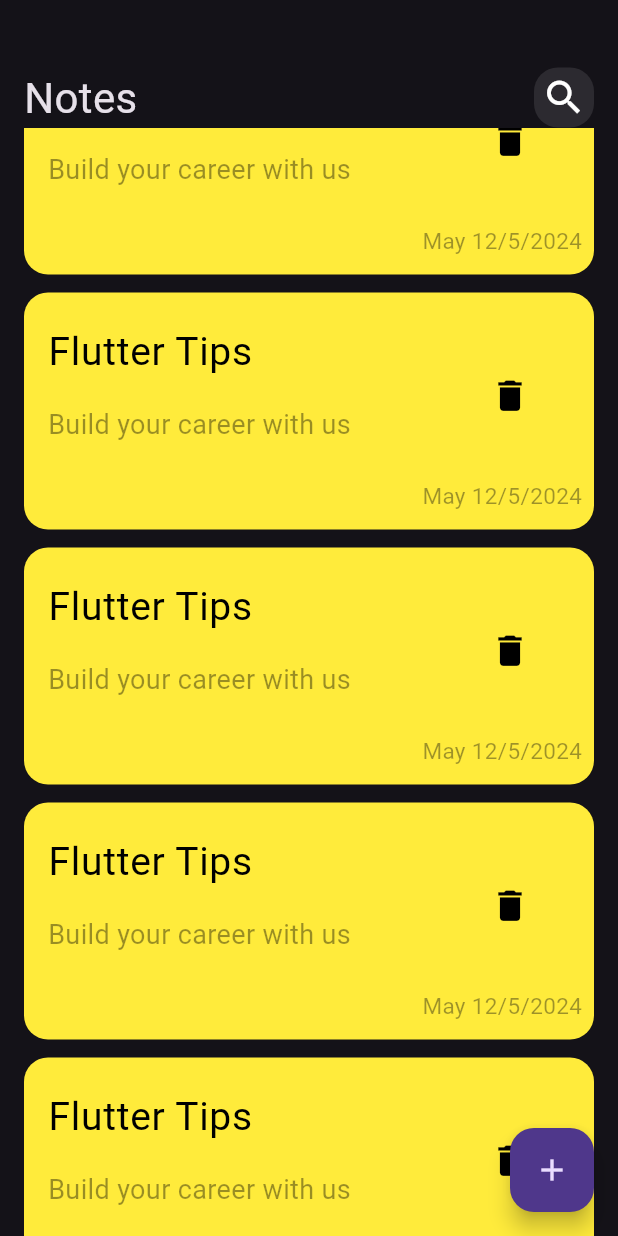
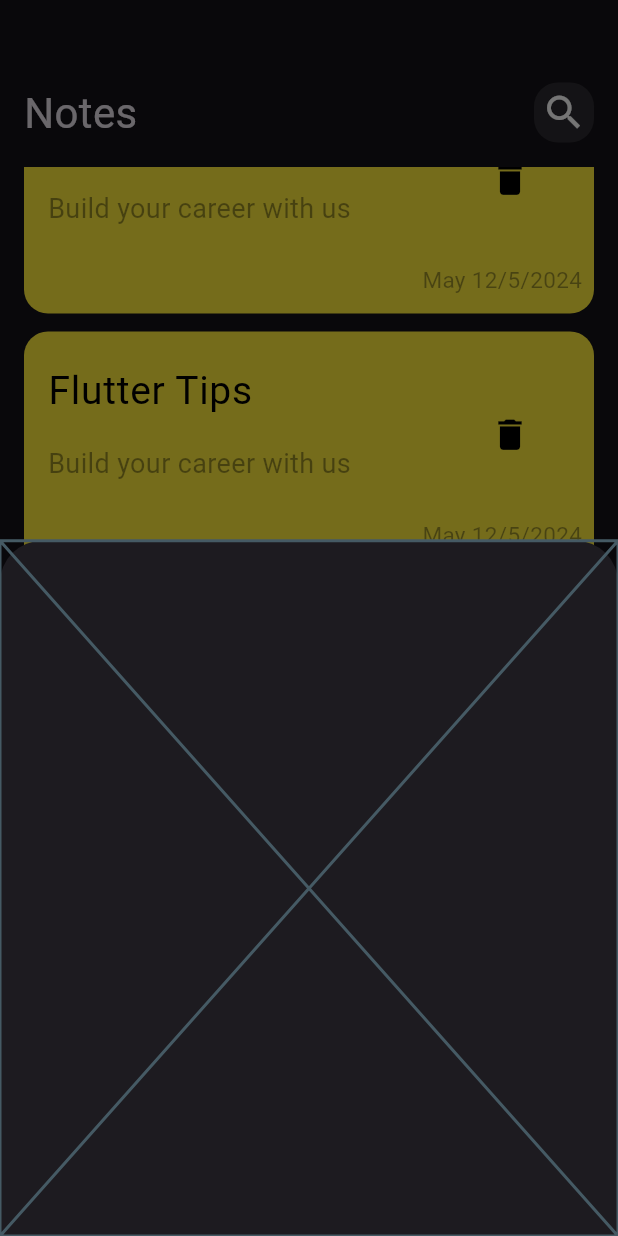
Before and after one commit to Hagar2003/Notes_App, a Flutter app: the screen it shows after launch, scrolled down 576 dp, after a tap on the "add" icon, on a phone screen of 412 x 824 dp. Run offline on Flutter 3.47's test engine with Material 3 defaults, Android fonts, the phone set to English and light mode, and no system bars.

```diff
--- a/lib/views/notes_view.dart
+++ b/lib/views/notes_view.dart
@@ -1,4 +1,5 @@
 import 'package:flutter/material.dart';
+import 'package:notes_app/widgets/add_node_bottom_sheet.dart';
 import 'package:notes_app/widgets/notes_view_body.dart';
 
 class NotesView extends StatelessWidget {
@@ -6,9 +7,18 @@ class NotesView extends StatelessWidget {
 
   @override
   Widget build(BuildContext context) {
-    return   Scaffold(
-floatingActionButton: FloatingActionButton(onPressed: (){},child:const Icon(Icons.add),),
-    body: const NotesViewBody(),);
-
+    return Scaffold(
+      floatingActionButton: FloatingActionButton(
+        onPressed: () {
+          showModalBottomSheet(
+              context: context,
+              builder: (context) {
+                return const AddNode();
+              });
+        },
+        child: const Icon(Icons.add),
+      ),
+      body: const NotesViewBody(),
+    );
   }
 }
--- /dev/null
+++ b/lib/widgets/add_node_bottom_sheet.dart
@@ -0,0 +1,10 @@
+import 'package:flutter/material.dart';
+
+class AddNode extends StatelessWidget {
+  const AddNode({super.key});
+
+  @override
+  Widget build(BuildContext context) {
+    return const Placeholder();
+  }
+}
--- a/lib/widgets/notes_list_view.dart
+++ b/lib/widgets/notes_list_view.dart
@@ -7,12 +7,16 @@ class NotesListView extends StatelessWidget {
   @override
   Widget build(BuildContext context) {
     return Expanded(
-      child: ListView.builder(itemBuilder: (context,index){
-        return const Padding(
-          padding: EdgeInsets.symmetric(vertical :6.0),
-          child: NoteItem(),
-        );
-      }),
+      child: Padding(
+        padding: const EdgeInsets.symmetric(vertical: 16.0),
+        child: ListView.builder(padding: EdgeInsets.zero,
+          itemBuilder: (context,index){
+          return const Padding(
+            padding: EdgeInsets.symmetric(vertical :6.0),
+            child: NoteItem(),
+          );
+        }),
+      ),
     );
     }
   }
--- a/lib/widgets/notes_view_body.dart
+++ b/lib/widgets/notes_view_body.dart
@@ -13,7 +13,7 @@ class NotesViewBody extends StatelessWidget {
       body:
           Padding(
             padding: const EdgeInsets.only(left:16.0,right: 16),
-            child: Column(children: [const SizedBox(height: 45,),
+            child: Column(children: [const SizedBox(height: 55,),
 
                 Row(mainAxisAlignment: MainAxisAlignment.spaceBetween,
                   children: [const Text('Notes',style: TextStyle(fontSize: 28,),),
```
